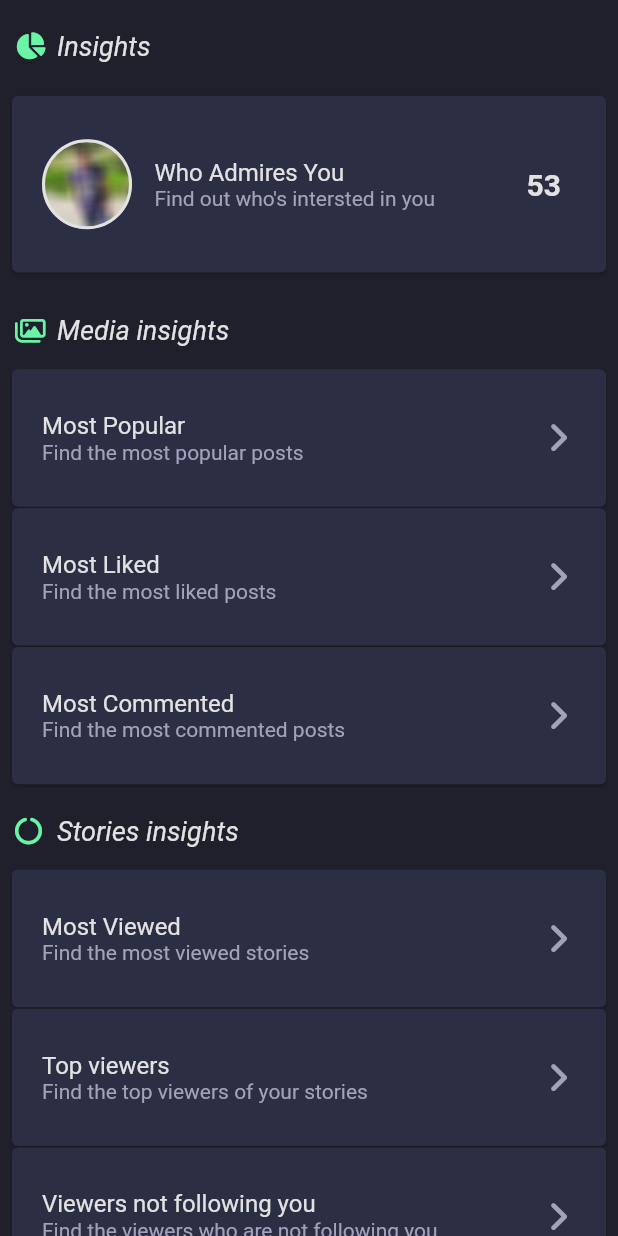
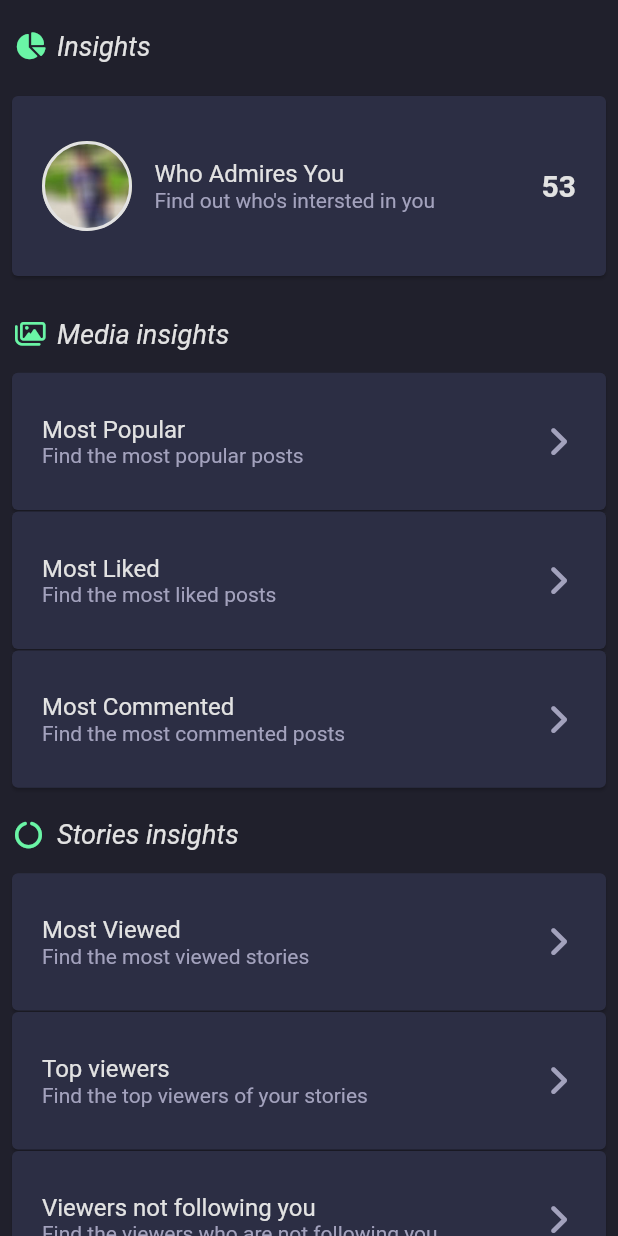
Before and after one commit to witchfindertr/igplus-ios, a Flutter app: the InsightPage screen opened directly, on a phone screen of 412 x 824 dp. Run offline on Flutter 3.47's test engine with Material 2 defaults, Android fonts, the phone set to English and light mode, and no system bars; our stand-ins replace bloc, cloud_firestore, dartz, equatable, firebase_auth, firebase_core and 5 more; missing offline and left inert: mrx_charts, story, webview_cookie_manager; accounts and stored records are empty; network calls fail; statements that could not run were skipped.

Commit message:
fix width

```diff
--- a/lib/presentation/views/global/info_card.dart
+++ b/lib/presentation/views/global/info_card.dart
@@ -32,7 +32,7 @@ class InfoCard extends StatelessWidget {
             mainAxisAlignment: MainAxisAlignment.spaceBetween,
             children: [
               Padding(
-                padding: const EdgeInsets.symmetric(horizontal: 20),
+                padding: const EdgeInsets.fromLTRB(20.0, 20.0, 10.0, 20.0),
                 child: Row(
                   mainAxisAlignment: MainAxisAlignment.center,
                   children: [
@@ -64,7 +64,7 @@ class InfoCard extends StatelessWidget {
                 ),
               ),
               Padding(
-                padding: const EdgeInsets.symmetric(horizontal: 30),
+                padding: const EdgeInsets.symmetric(horizontal: 20),
                 child: Text(count,
                     style: const TextStyle(fontSize: 20, color: ColorsManager.textColor, fontWeight: FontWeight.bold)),
               ),
```
